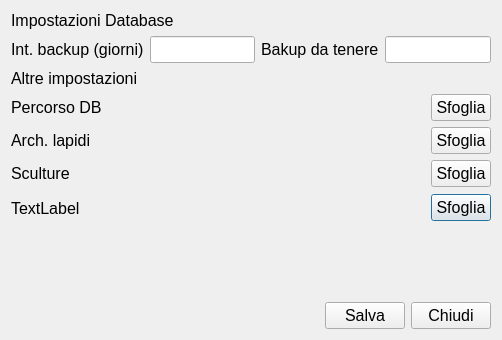
LuigiCaradonna/funeraria, file Settings.ui: the form before one commit.
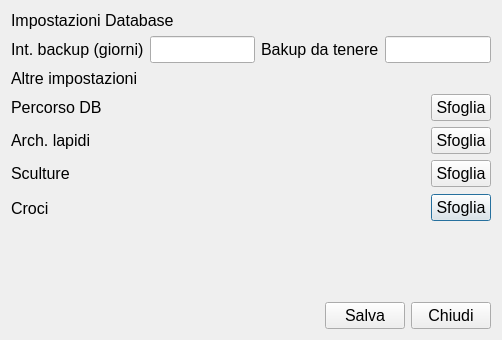
The form after the commit.

```diff
--- a/Settings.ui
+++ b/Settings.ui
@@ -63,7 +63,7 @@
           </font>
          </property>
          <property name="text">
-          <string>TextLabel</string>
+          <string>Croci</string>
          </property>
         </widget>
        </item>
```
